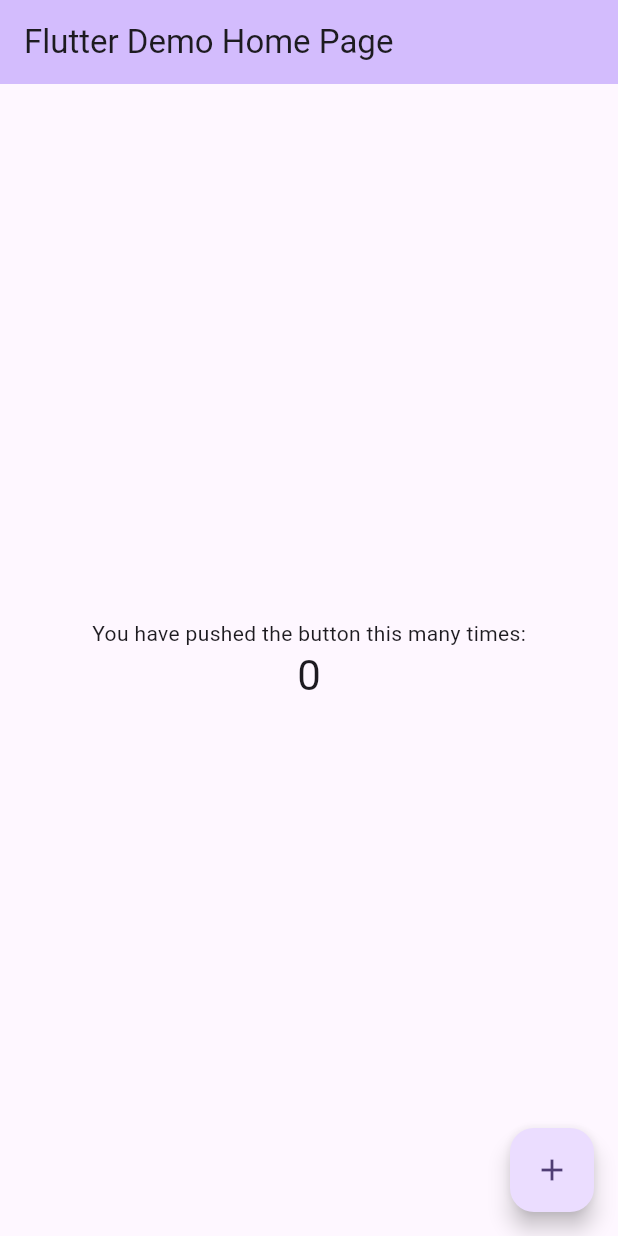
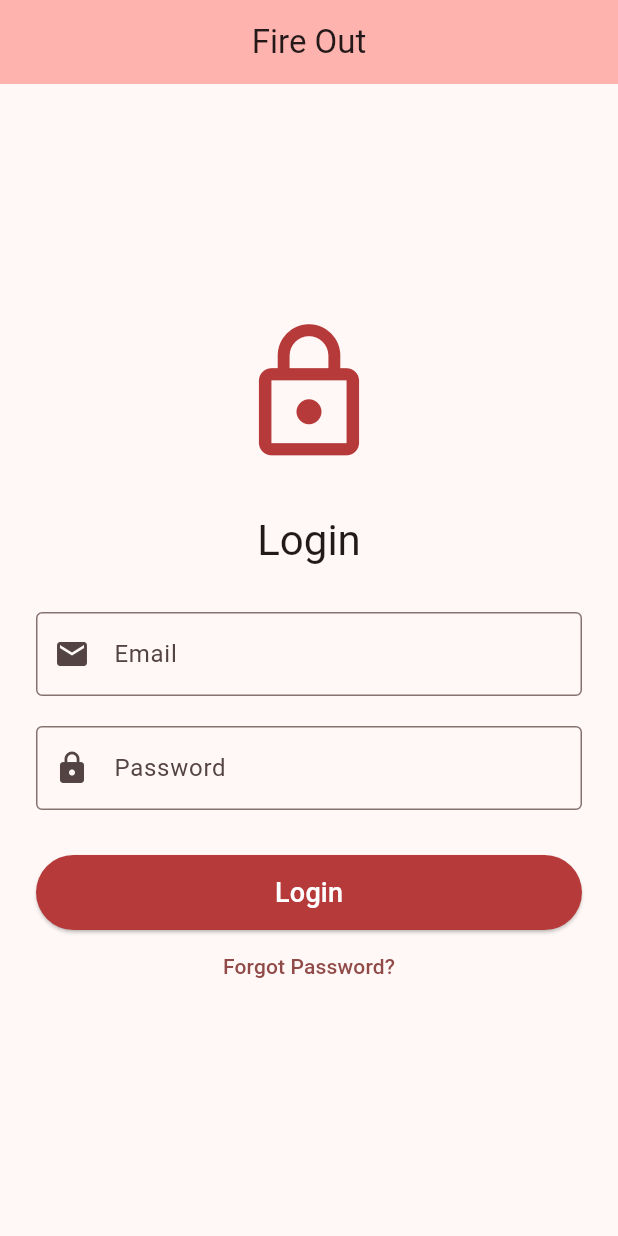
Before and after one commit to rysrjnxl/bfp_final, a Flutter app: the screen it shows after launch, on a phone screen of 412 x 824 dp. Run offline on Flutter 3.47's test engine with Material 3 defaults, Android fonts, the phone set to English and light mode, and no system bars; our stand-ins replace firebase_core; accounts and stored records are empty.

Commit message:
old version

```diff
--- a/lib/main.dart
+++ b/lib/main.dart
@@ -1,6 +1,7 @@
 import 'package:bfp_final/firebase_options.dart';
 import 'package:firebase_core/firebase_core.dart';
 import 'package:flutter/material.dart';
+import 'home.dart';
 
 Future <void> main() async{
   WidgetsFlutterBinding.ensureInitialized();
@@ -13,116 +14,121 @@ Future <void> main() async{
 class MyApp extends StatelessWidget {
   const MyApp({super.key});
 
-  // This widget is the root of your application.
   @override
   Widget build(BuildContext context) {
     return MaterialApp(
-      title: 'Flutter Demo',
+      title: 'BFP Project Login',
+      debugShowCheckedModeBanner: false,
       theme: ThemeData(
-        // This is the theme of your application.
-        //
-        // TRY THIS: Try running your application with "flutter run". You'll see
-        // the application has a purple toolbar. Then, without quitting the app,
-        // try changing the seedColor in the colorScheme below to Colors.green
-        // and then invoke "hot reload" (save your changes or press the "hot
-        // reload" button in a Flutter-supported IDE, or press "r" if you used
-        // the command line to start the app).
-        //
-        // Notice that the counter didn't reset back to zero; the application
-        // state is not lost during the reload. To reset the state, use hot
-        // restart instead.
-        //
-        // This works for code too, not just values: Most code changes can be
-        // tested with just a hot reload.
-        colorScheme: .fromSeed(seedColor: Colors.deepPurple),
+        colorScheme: ColorScheme.fromSeed(seedColor:Color.fromARGB(255, 183, 58, 58)),
+        useMaterial3: true,
       ),
-      home: const MyHomePage(title: 'Flutter Demo Home Page'),
+      home: const LoginPage(),
     );
   }
 }
 
-class MyHomePage extends StatefulWidget {
-  const MyHomePage({super.key, required this.title});
-
-  // This widget is the home page of your application. It is stateful, meaning
-  // that it has a State object (defined below) that contains fields that affect
-  // how it looks.
-
-  // This class is the configuration for the state. It holds the values (in this
-  // case the title) provided by the parent (in this case the App widget) and
-  // used by the build method of the State. Fields in a Widget subclass are
-  // always marked "final".
-
-  final String title;
+class LoginPage extends StatefulWidget {
+  const LoginPage({super.key});
 
   @override
-  State<MyHomePage> createState() => _MyHomePageState();
+  State<LoginPage> createState() => _LoginPageState();
 }
 
-class _MyHomePageState extends State<MyHomePage> {
-  int _counter = 0;
+class _LoginPageState extends State<LoginPage> {
+  final TextEditingController _emailController = TextEditingController();
+  final TextEditingController _passwordController = TextEditingController();
 
-  void _incrementCounter() {
-    setState(() {
-      // This call to setState tells the Flutter framework that something has
-      // changed in this State, which causes it to rerun the build method below
-      // so that the display can reflect the updated values. If we changed
-      // _counter without calling setState(), then the build method would not be
-      // called again, and so nothing would appear to happen.
-      _counter++;
-    });
+  void _handleLogin() {
+    String email = _emailController.text;
+    String password = _passwordController.text;
+
+    if (email.isNotEmpty && password.isNotEmpty) {
+      Navigator.push(
+        context,
+        MaterialPageRoute(builder: (context) => const HomeScreen()),
+      );
+    } else {
+      ScaffoldMessenger.of(context).showSnackBar(
+        const SnackBar(content: Text('Please enter email and password')),
+      );
+    }
   }
 
   @override
   Widget build(BuildContext context) {
-    // This method is rerun every time setState is called, for instance as done
-    // by the _incrementCounter method above.
-    //
-    // The Flutter framework has been optimized to make rerunning build methods
-    // fast, so that you can just rebuild anything that needs updating rather
-    // than having to individually change instances of widgets.
     return Scaffold(
       appBar: AppBar(
-        // TRY THIS: Try changing the color here to a specific color (to
-        // Colors.amber, perhaps?) and trigger a hot reload to see the AppBar
-        // change color while the other colors stay the same.
         backgroundColor: Theme.of(context).colorScheme.inversePrimary,
-        // Here we take the value from the MyHomePage object that was created by
-        // the App.build method, and use it to set our appbar title.
-        title: Text(widget.title),
+        title: const Text('Fire Out'),
+        centerTitle: true,
       ),
-      body: Center(
-        // Center is a layout widget. It takes a single child and positions it
-        // in the middle of the parent.
+      body: Padding(
+        padding: const EdgeInsets.all(24.0),
+        child: Center(
+          child: SingleChildScrollView(
             child: Column(
-          // Column is also a layout widget. It takes a list of children and
-          // arranges them vertically. By default, it sizes itself to fit its
-          // children horizontally, and tries to be as tall as its parent.
-          //
-          // Column has various properties to control how it sizes itself and
-          // how it positions its children. Here we use mainAxisAlignment to
-          // center the children vertically; the main axis here is the vertical
-          // axis because Columns are vertical (the cross axis would be
-          // horizontal).
-          //
-          // TRY THIS: Invoke "debug painting" (choose the "Toggle Debug Paint"
-          // action in the IDE, or press "p" in the console), to see the
-          // wireframe for each widget.
-          mainAxisAlignment: .center,
+              mainAxisAlignment: MainAxisAlignment.center,
               children: [
-            const Text('You have pushed the button this many times:'),
+                const Icon(Icons.lock_outline, size: 100, color: Color.fromARGB(255, 183, 58, 58)),
+                const SizedBox(height: 30),
                 Text(
-              '$_counter',
+                  'Login',
                   style: Theme.of(context).textTheme.headlineMedium,
+                ),
+                const SizedBox(height: 30),
+                // Email Field
+                TextField(
+                  controller: _emailController,
+                  decoration: const InputDecoration(
+                    labelText: 'Email',
+                    border: OutlineInputBorder(),
+                    prefixIcon: Icon(Icons.email),
+                  ),
+                  keyboardType: TextInputType.emailAddress,
+                ),
+                const SizedBox(height: 20),
+                // Password Field
+                TextField(
+                  controller: _passwordController,
+                  obscureText: true,
+                  decoration: const InputDecoration(
+                    labelText: 'Password',
+                    border: OutlineInputBorder(),
+                    prefixIcon: Icon(Icons.lock),
+                  ),
+                ),
+                const SizedBox(height: 30),
+                // Login Button
+                SizedBox(
+                  width: double.infinity,
+                  height: 50,
+                  child: ElevatedButton(
+                    onPressed: _handleLogin,
+                    style: ElevatedButton.styleFrom(
+                      backgroundColor: Color.fromARGB(255, 183, 58, 58),
+                      foregroundColor: Colors.white,
+                    ),
+                    child: const Text('Login', style: TextStyle(fontSize: 18)),
+                  ),
+                ),
+                TextButton(
+                  onPressed: () {
+                  },
+                  child: const Text('Forgot Password?'),
                 ),
               ],
             ),
           ),
-      floatingActionButton: FloatingActionButton(
-        onPressed: _incrementCounter,
-        tooltip: 'Increment',
-        child: const Icon(Icons.add),
+        ),
       ),
     );
   }
+
+  @override
+  void dispose() {
+    _emailController.dispose();
+    _passwordController.dispose();
+    super.dispose();
   }
+}
```
Also changed, not shown: lib/home.dart (added). Lines whose indentation alone changed are shown as unchanged.
